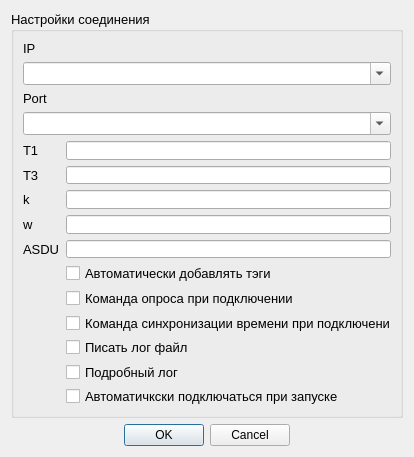
Before: the Qt Designer form settingsdialog.ui in MicroKoder/QIEC104, drawn with Qt 5.
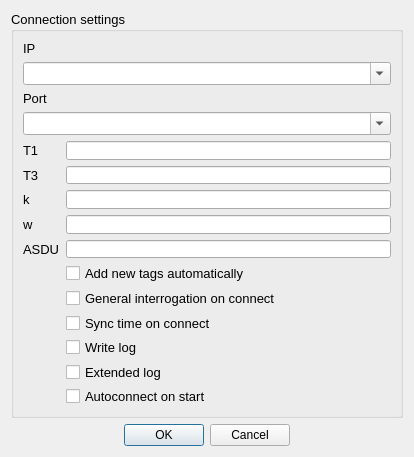
After: the same form once the commit is applied. Icons and pictures are not drawn.

What changed in the file:
```diff
--- a/settingsdialog.ui
+++ b/settingsdialog.ui
@@ -45,7 +45,7 @@
       </font>
      </property>
      <property name="title">
-      <string>Настройки соединения</string>
+      <string>Connection settings</string>
      </property>
      <layout class="QVBoxLayout" name="verticalLayout_2">
       <item>
@@ -148,28 +148,28 @@
         <item row="6" column="1">
          <widget class="QCheckBox" name="AutoCreate_checkBox">
           <property name="text">
-           <string>Автоматически добавлять тэги</string>
+           <string>Add new tags automatically</string>
           </property>
          </widget>
         </item>
         <item row="8" column="1">
          <widget class="QCheckBox" name="checkBox_sendGI">
           <property name="text">
-           <string>Команда опроса при подключении</string>
+           <string>General interrogation on connect</string>
           </property>
          </widget>
         </item>
         <item row="9" column="1">
          <widget class="QCheckBox" name="checkBox_sendTC">
           <property name="text">
-           <string>Команда синхронизации времени при подключении</string>
+           <string>Sync time on connect</string>
           </property>
          </widget>
         </item>
         <item row="11" column="1">
          <widget class="QCheckBox" name="checkBox_fullLog">
           <property name="text">
-           <string>Подробный лог</string>
+           <string>Extended log</string>
           </property>
           <property name="checked">
            <bool>false</bool>
@@ -179,14 +179,14 @@
         <item row="10" column="1">
          <widget class="QCheckBox" name="checkBox_newLog">
           <property name="text">
-           <string>Писать лог файл</string>
+           <string>Write log</string>
           </property>
          </widget>
         </item>
         <item row="12" column="1">
          <widget class="QCheckBox" name="checkBox_autoStart">
           <property name="text">
-           <string>Автоматичкски подключаться при запуске</string>
+           <string>Autoconnect on start</string>
           </property>
           <property name="tristate">
            <bool>false</bool>
```
Left out of the diff: 18 changed lines with no effect on the pictures.
